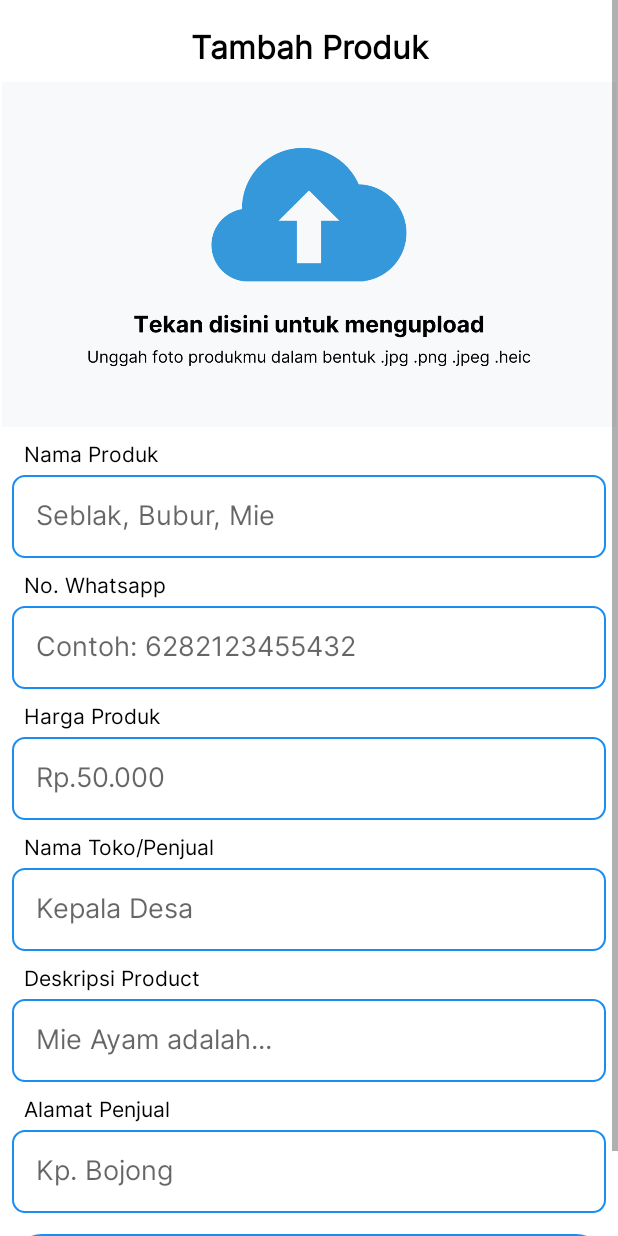
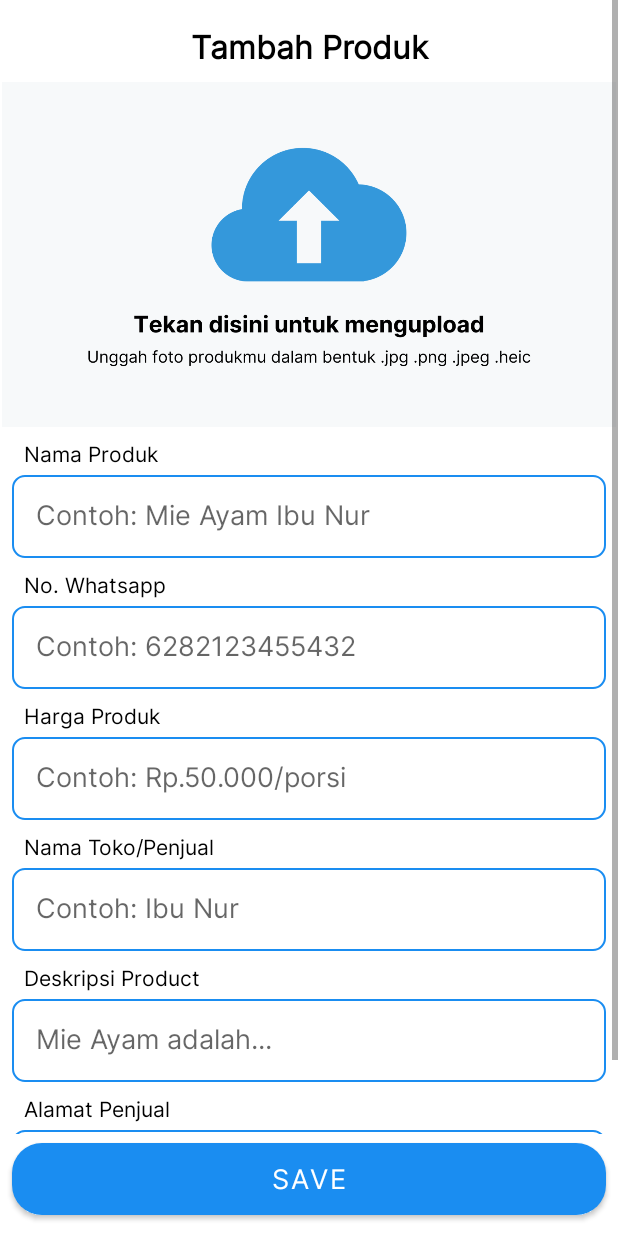
Before and after one commit to herdialfachri/rukaloumkm, an Android app: the UploadActivity screen opened directly, with no data from a screen before it, on a phone screen of 412 x 824 dp. Run offline under Robolectric (Android 15) with nearby library versions, the phone set to English and light mode, and no system bars; our stand-ins replace Firebase (no records; nobody signed in at launch, a user with empty details on screens opened directly); pictures from the network do not load.

Commit message:
membuat button save dan buy mengambang dan mengatur orientasi jadi vertical

```diff
--- a/app/src/main/AndroidManifest.xml
+++ b/app/src/main/AndroidManifest.xml
@@ -18,12 +18,15 @@
         tools:targetApi="31">
         <activity
             android:name=".ui.home.UpdateActivity"
+            android:screenOrientation="portrait"
             android:exported="false" />
         <activity
             android:name=".ui.home.DetailActivity"
+            android:screenOrientation="portrait"
             android:exported="false" />
         <activity
             android:name=".ui.home.UploadActivity"
+            android:screenOrientation="portrait"
             android:exported="false" />
         <activity
             android:name=".ui.dashboard.DetailActivity2"
--- a/app/src/main/res/layout/activity_upload.xml
+++ b/app/src/main/res/layout/activity_upload.xml
@@ -1,12 +1,18 @@
 <?xml version="1.0" encoding="utf-8"?>
-<ScrollView xmlns:android="http://schemas.android.com/apk/res/android"
+<RelativeLayout
+    xmlns:android="http://schemas.android.com/apk/res/android"
     xmlns:app="http://schemas.android.com/apk/res-auto"
     xmlns:tools="http://schemas.android.com/tools"
     android:layout_width="match_parent"
     android:layout_height="match_parent"
+    tools:context=".ui.home.UploadActivity">
+
+    <ScrollView
+        android:layout_width="match_parent"
+        android:layout_height="match_parent"
+        android:layout_above="@+id/saveButton"
         android:orientation="vertical"
-    android:fillViewport="true"
-    tools:context=".ui.home.UploadActivity">
+        android:fillViewport="true">
 
         <androidx.constraintlayout.widget.ConstraintLayout
             android:layout_width="match_parent"
@@ -61,7 +67,7 @@
                 android:layout_marginEnd="8dp"
                 android:background="@drawable/button_outline"
                 android:fontFamily="@font/inter"
-            android:hint="Seblak, Bubur, Mie"
+                android:hint="Contoh: Mie Ayam Ibu Nur"
                 android:padding="16dp"
                 android:textColor="@color/black"
                 app:layout_constraintEnd_toEndOf="parent"
@@ -119,7 +125,7 @@
                 android:layout_marginEnd="8dp"
                 android:background="@drawable/button_outline"
                 android:fontFamily="@font/inter"
-            android:hint="Rp.50.000"
+                android:hint="Contoh: Rp.50.000/porsi"
                 android:padding="16dp"
                 android:textColor="@color/black"
                 app:layout_constraintEnd_toEndOf="parent"
@@ -148,7 +154,7 @@
                 android:layout_marginEnd="8dp"
                 android:background="@drawable/button_outline"
                 android:fontFamily="@font/inter"
-            android:hint="Kepala Desa"
+                android:hint="Contoh: Ibu Nur"
                 android:padding="16dp"
                 android:textColor="@color/black"
                 app:layout_constraintEnd_toEndOf="parent"
@@ -206,30 +212,25 @@
                 android:layout_marginEnd="8dp"
                 android:background="@drawable/button_outline"
                 android:fontFamily="@font/inter"
-            android:hint="Kp. Bojong"
+                android:hint="Contoh: Kampung Bojong"
                 android:padding="16dp"
                 android:textColor="@color/black"
                 app:layout_constraintEnd_toEndOf="parent"
                 app:layout_constraintStart_toStartOf="parent"
                 app:layout_constraintTop_toBottomOf="@+id/ivAlamat" />
+        </androidx.constraintlayout.widget.ConstraintLayout>
+    </ScrollView>
 
     <Button
         android:id="@+id/saveButton"
         android:layout_width="match_parent"
         android:layout_height="60dp"
         android:layout_marginStart="8dp"
-            android:layout_marginTop="8dp"
         android:layout_marginEnd="8dp"
         android:layout_marginBottom="8dp"
+        android:layout_alignParentBottom="true"
         android:fontFamily="@font/inter"
         android:text="Save"
         android:textSize="18sp"
-            app:cornerRadius="20dp"
-            app:layout_constraintBottom_toBottomOf="parent"
-            app:layout_constraintEnd_toEndOf="parent"
-            app:layout_constraintStart_toStartOf="parent"
-            app:layout_constraintTop_toBottomOf="@+id/uploadAlamat" />
-
-    </androidx.constraintlayout.widget.ConstraintLayout>
-
-</ScrollView>
+        app:cornerRadius="20dp" />
+</RelativeLayout>
```
Also changed, not shown: app/src/main/res/layout/activity_detail.xml (+15 -57 lines). Lines whose indentation alone changed are shown as unchanged.
